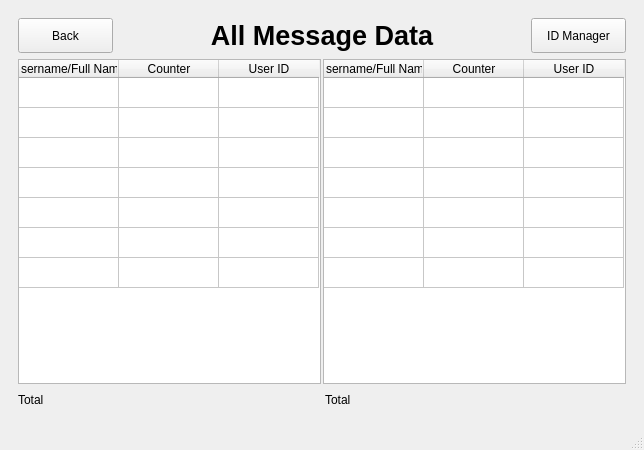
First picture: the form in resource/Design.ui, repository TheRustyPickle/Telecounter, before the edit.
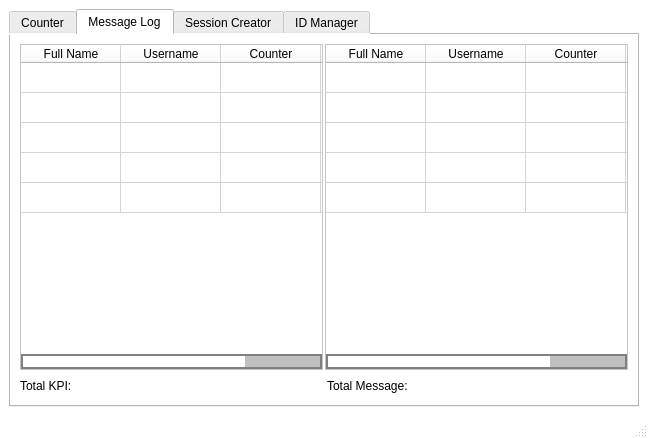
Second picture: the form after the edit. The open tabs and pages were chosen to show the change.

Patch:
```diff
--- a/resource/Design.ui
+++ b/resource/Design.ui
@@ -6,8 +6,8 @@
    <rect>
     <x>0</x>
     <y>0</y>
-    <width>644</width>
-    <height>450</height>
+    <width>648</width>
+    <height>438</height>
    </rect>
   </property>
   <property name="maximumSize">
@@ -19,35 +19,111 @@
   <property name="windowTitle">
    <string>Message Counter</string>
   </property>
+  <property name="styleSheet">
+   <string notr="true">QMainWindow{
+background-color:white}</string>
+  </property>
   <property name="tabShape">
    <enum>QTabWidget::Rounded</enum>
   </property>
   <widget class="QWidget" name="centralwidget">
+   <property name="styleSheet">
+    <string notr="true">QObject{background-color:white}
+
+QComboBox{
+color:black
+}</string>
+   </property>
    <layout class="QVBoxLayout" name="verticalLayout_3">
     <item>
-     <widget class="QStackedWidget" name="stackedWidget">
-      <property name="sizePolicy">
-       <sizepolicy hsizetype="Expanding" vsizetype="Expanding">
-        <horstretch>0</horstretch>
-        <verstretch>0</verstretch>
-       </sizepolicy>
-      </property>
+     <widget class="QTabWidget" name="tabWidget">
       <property name="maximumSize">
        <size>
         <width>16777215</width>
         <height>16777215</height>
        </size>
       </property>
+      <property name="styleSheet">
+       <string notr="true">QTabWidget::tab-bar {alignment: center;
+}
+
+QTabWidget{
+background-color:white}
+
+QScrollBar:horizontal{
+    border: 2px solid grey;
+    background: silver;
+    height: 15px;
+    margin: 0px 0px 0px 0px;
+}
+
+QScrollBar:vertical{
+    border: 2px solid grey;
+    background: silver;
+    width: 15px;
+    margin: 0px 0px 0px 0px;
+}
+
+QScrollBar::handle:horizontal{
+    background: white;
+    min-height: 15px;
+}
+
+QScrollBar::handle:vertical{
+    background: white;
+    min-height: 15px;
+}
+
+QScrollBar::add-line:horizontal {
+      border: none;
+      background: none;
+}
+
+QScrollBar::add-line:vertical {
+      border: none;
+      background: none;
+}
+
+QScrollBar::sub-line:horizontal {
+      border: none;
+      background: none;
+}
+
+QScrollBar::sub-line:vertical {
+      border: none;
+      background: none;
+}
+
+</string>
+      </property>
+      <property name="tabPosition">
+       <enum>QTabWidget::North</enum>
+      </property>
+      <property name="tabShape">
+       <enum>QTabWidget::Rounded</enum>
+      </property>
       <property name="currentIndex">
        <number>0</number>
       </property>
-      <widget class="QWidget" name="page">
-       <property name="maximumSize">
-        <size>
-         <width>16777215</width>
-         <height>16777215</height>
-        </size>
-       </property>
+      <property name="iconSize">
+       <size>
+        <width>16</width>
+        <height>16</height>
+       </size>
+      </property>
+      <property name="elideMode">
+       <enum>Qt::ElideNone</enum>
+      </property>
+      <property name="documentMode">
+       <bool>false</bool>
+      </property>
+      <property name="tabBarAutoHide">
+       <bool>false</bool>
+      </property>
+      <widget class="QWidget" name="tab">
+       <attribute name="title">
+        <string>Counter</string>
+       </attribute>
        <layout class="QVBoxLayout" name="verticalLayout_2">
         <item>
          <layout class="QHBoxLayout" name="horizontalLayout_10">
@@ -814,7 +890,267 @@
         </item>
        </layout>
       </widget>
-      <widget class="QWidget" name="page_2">
+      <widget class="QWidget" name="tab_3">
+       <attribute name="title">
+        <string>Message Log</string>
+       </attribute>
+       <layout class="QVBoxLayout" name="verticalLayout_5">
+        <item>
+         <layout class="QVBoxLayout" name="verticalLayout_12">
+          <item>
+           <layout class="QHBoxLayout" name="horizontalLayout_4">
+            <property name="spacing">
+             <number>2</number>
+            </property>
+            <property name="sizeConstraint">
+             <enum>QLayout::SetDefaultConstraint</enum>
+            </property>
+            <item>
+             <widget class="QTableWidget" name="table_widget_2">
+              <property name="sizePolicy">
+               <sizepolicy hsizetype="Expanding" vsizetype="Expanding">
+                <horstretch>0</horstretch>
+                <verstretch>0</verstretch>
+               </sizepolicy>
+              </property>
+              <property name="minimumSize">
+               <size>
+                <width>270</width>
+                <height>280</height>
+               </size>
+              </property>
+              <property name="maximumSize">
+               <size>
+                <width>16777215</width>
+                <height>16777215</height>
+               </size>
+              </property>
+              <property name="toolTip">
+               <string>KPI Message Log</string>
+              </property>
+              <property name="editTriggers">
+               <set>QAbstractItemView::NoEditTriggers</set>
+              </property>
+              <property name="showGrid">
+               <bool>true</bool>
+              </property>
+              <property name="gridStyle">
+               <enum>Qt::SolidLine</enum>
+              </property>
+              <property name="sortingEnabled">
+               <bool>true</bool>
+              </property>
+              <property name="wordWrap">
+               <bool>true</bool>
+              </property>
+              <attribute name="verticalHeaderVisible">
+               <bool>false</bool>
+              </attribute>
+              <row>
+               <property name="text">
+                <string>New Row</string>
+               </property>
+              </row>
+              <row>
+               <property name="text">
+                <string>New Row</string>
+               </property>
+              </row>
+              <row>
+               <property name="text">
+                <string>New Row</string>
+               </property>
+              </row>
+              <row>
+               <property name="text">
+                <string>New Row</string>
+               </property>
+              </row>
+              <row>
+               <property name="text">
+                <string>New Row</string>
+               </property>
+              </row>
+              <column>
+               <property name="text">
+                <string>Full Name</string>
+               </property>
+               <property name="textAlignment">
+                <set>AlignCenter</set>
+               </property>
+              </column>
+              <column>
+               <property name="text">
+                <string>Username</string>
+               </property>
+               <property name="textAlignment">
+                <set>AlignCenter</set>
+               </property>
+              </column>
+              <column>
+               <property name="text">
+                <string>Counter</string>
+               </property>
+               <property name="textAlignment">
+                <set>AlignCenter</set>
+               </property>
+              </column>
+              <column>
+               <property name="text">
+                <string>User ID</string>
+               </property>
+               <property name="textAlignment">
+                <set>AlignCenter</set>
+               </property>
+              </column>
+             </widget>
+            </item>
+            <item>
+             <widget class="QTableWidget" name="table_widget_1">
+              <property name="sizePolicy">
+               <sizepolicy hsizetype="Expanding" vsizetype="Expanding">
+                <horstretch>0</horstretch>
+                <verstretch>0</verstretch>
+               </sizepolicy>
+              </property>
+              <property name="minimumSize">
+               <size>
+                <width>270</width>
+                <height>280</height>
+               </size>
+              </property>
+              <property name="maximumSize">
+               <size>
+                <width>16777215</width>
+                <height>16777215</height>
+               </size>
+              </property>
+              <property name="toolTip">
+               <string>All Message Log</string>
+              </property>
+              <property name="editTriggers">
+               <set>QAbstractItemView::NoEditTriggers</set>
+              </property>
+              <property name="gridStyle">
+               <enum>Qt::SolidLine</enum>
+              </property>
+              <property name="sortingEnabled">
+               <bool>true</bool>
+              </property>
+              <attribute name="verticalHeaderVisible">
+               <bool>false</bool>
+              </attribute>
+              <row>
+               <property name="text">
+                <string>New Row</string>
+               </property>
+              </row>
+              <row>
+               <property name="text">
+                <string>New Row</string>
+               </property>
+              </row>
+              <row>
+               <property name="text">
+                <string>New Row</string>
+               </property>
+              </row>
+              <row>
+               <property name="text">
+                <string>New Row</string>
+               </property>
+              </row>
+              <row>
+               <property name="text">
+                <string>New Row</string>
+               </property>
+              </row>
+              <column>
+               <property name="text">
+                <string>Full Name</string>
+               </property>
+               <property name="textAlignment">
+                <set>AlignCenter</set>
+               </property>
+              </column>
+              <column>
+               <property name="text">
+                <string>Username</string>
+               </property>
+               <property name="textAlignment">
+                <set>AlignCenter</set>
+               </property>
+              </column>
+              <column>
+               <property name="text">
+                <string>Counter</string>
+               </property>
+               <property name="textAlignment">
+                <set>AlignCenter</set>
+               </property>
+              </column>
+              <column>
+               <property name="text">
+                <string>User ID</string>
+               </property>
+               <property name="textAlignment">
+                <set>AlignCenter</set>
+               </property>
+              </column>
+             </widget>
+            </item>
+           </layout>
+          </item>
+          <item>
+           <layout class="QHBoxLayout" name="horizontalLayout_6">
+            <item>
+             <widget class="QLabel" name="total_1">
+              <property name="sizePolicy">
+               <sizepolicy hsizetype="Expanding" vsizetype="Fixed">
+                <horstretch>0</horstretch>
+                <verstretch>0</verstretch>
+               </sizepolicy>
+              </property>
+              <property name="minimumSize">
+               <size>
+                <width>19</width>
+                <height>20</height>
+               </size>
+              </property>
+              <property name="text">
+               <string>Total KPI:</string>
+              </property>
+             </widget>
+            </item>
+            <item>
+             <widget class="QLabel" name="total_2">
+              <property name="sizePolicy">
+               <sizepolicy hsizetype="Expanding" vsizetype="Fixed">
+                <horstretch>0</horstretch>
+                <verstretch>0</verstretch>
+               </sizepolicy>
+              </property>
+              <property name="minimumSize">
+               <size>
+                <width>90</width>
+                <height>20</height>
+               </size>
+              </property>
+              <property name="text">
+               <string>Total Message:</string>
+              </property>
+             </widget>
+            </item>
+           </layout>
+          </item>
+         </layout>
+        </item>
+       </layout>
+      </widget>
+      <widget class="QWidget" name="tab_2">
+       <attribute name="title">
+        <string>Session Creator</string>
+       </attribute>
        <layout class="QVBoxLayout" name="verticalLayout_4">
         <item>
          <layout class="QHBoxLayout" name="horizontalLayout_11">
@@ -1753,356 +2089,10 @@
         </item>
        </layout>
       </widget>
-      <widget class="QWidget" name="page_3">
-       <layout class="QVBoxLayout" name="verticalLayout_13">
-        <item>
-         <layout class="QHBoxLayout" name="horizontalLayout_20">
-          <property name="spacing">
-           <number>2</number>
-          </property>
-          <property name="sizeConstraint">
-           <enum>QLayout::SetDefaultConstraint</enum>
-          </property>
-          <item>
-           <widget class="QPushButton" name="button_back_2">
-            <property name="sizePolicy">
-             <sizepolicy hsizetype="Expanding" vsizetype="Fixed">
-              <horstretch>0</horstretch>
-              <verstretch>0</verstretch>
-             </sizepolicy>
-            </property>
-            <property name="minimumSize">
-             <size>
-              <width>95</width>
-              <height>35</height>
-             </size>
-            </property>
-            <property name="maximumSize">
-             <size>
-              <width>16777215</width>
-              <height>35</height>
-             </size>
-            </property>
-            <property name="text">
-             <string>Back</string>
-            </property>
-           </widget>
-          </item>
-          <item>
-           <spacer name="horizontalSpacer_20">
-            <property name="orientation">
-             <enum>Qt::Horizontal</enum>
-            </property>
-            <property name="sizeHint" stdset="0">
-             <size>
-              <width>40</width>
-              <height>20</height>
-             </size>
-            </property>
-           </spacer>
-          </item>
-          <item>
-           <widget class="QLabel" name="label_18">
-            <property name="sizePolicy">
-             <sizepolicy hsizetype="Expanding" vsizetype="Fixed">
-              <horstretch>0</horstretch>
-              <verstretch>0</verstretch>
-             </sizepolicy>
-            </property>
-            <property name="minimumSize">
-             <size>
-              <width>280</width>
-              <height>35</height>
-             </size>
-            </property>
-            <property name="maximumSize">
-             <size>
-              <width>280</width>
-              <height>35</height>
-             </size>
-            </property>
-            <property name="font">
-             <font>
-              <pointsize>20</pointsize>
-              <weight>75</weight>
-              <bold>true</bold>
-             </font>
-            </property>
-            <property name="text">
-             <string>All Message Data</string>
-            </property>
-            <property name="alignment">
-             <set>Qt::AlignCenter</set>
-            </property>
-           </widget>
-          </item>
-          <item>
-           <spacer name="horizontalSpacer_21">
-            <property name="orientation">
-             <enum>Qt::Horizontal</enum>
-            </property>
-            <property name="sizeHint" stdset="0">
-             <size>
-              <width>40</width>
-              <height>20</height>
-             </size>
-            </property>
-           </spacer>
-          </item>
-          <item>
-           <widget class="QPushButton" name="button_ids">
-            <property name="sizePolicy">
-             <sizepolicy hsizetype="Expanding" vsizetype="Fixed">
-              <horstretch>0</horstretch>
-              <verstretch>0</verstretch>
-             </sizepolicy>
-            </property>
-            <property name="minimumSize">
-             <size>
-              <width>95</width>
-              <height>35</height>
-             </size>
-            </property>
-            <property name="maximumSize">
-             <size>
-              <width>16777215</width>
-              <height>35</height>
-             </size>
-            </property>
-            <property name="text">
-             <string>ID Manager</string>
-            </property>
-           </widget>
-          </item>
-         </layout>
-        </item>
-        <item>
-         <layout class="QVBoxLayout" name="verticalLayout_12">
-          <item>
-           <layout class="QHBoxLayout" name="horizontalLayout_4">
-            <property name="spacing">
-             <number>2</number>
-            </property>
-            <property name="sizeConstraint">
-             <enum>QLayout::SetDefaultConstraint</enum>
-            </property>
-            <item>
-             <widget class="QTableWidget" name="table_widget_2">
-              <property name="sizePolicy">
-               <sizepolicy hsizetype="Expanding" vsizetype="Expanding">
-                <horstretch>0</horstretch>
-                <verstretch>0</verstretch>
-               </sizepolicy>
-              </property>
-              <property name="minimumSize">
-               <size>
-                <width>270</width>
-                <height>280</height>
-               </size>
-              </property>
-              <property name="maximumSize">
-               <size>
-                <width>16777215</width>
-                <height>16777215</height>
-               </size>
-              </property>
-              <property name="sortingEnabled">
-               <bool>true</bool>
-              </property>
-              <attribute name="verticalHeaderVisible">
-               <bool>false</bool>
-              </attribute>
-              <row>
-               <property name="text">
-                <string>New Row</string>
-               </property>
-              </row>
-              <row>
-               <property name="text">
-                <string>New Row</string>
-               </property>
-              </row>
-              <row>
-               <property name="text">
-                <string>New Row</string>
-               </property>
-              </row>
-              <row>
-               <property name="text">
-                <string>New Row</string>
-               </property>
-              </row>
-              <row>
-               <property name="text">
-                <string>New Row</string>
-               </property>
-              </row>
-              <row>
-               <property name="text">
-                <string>New Row</string>
-               </property>
-              </row>
-              <row>
-               <property name="text">
-                <string>New Row</string>
-               </property>
-              </row>
-              <column>
-               <property name="text">
-                <string>Username/Full Name</string>
-               </property>
-              </column>
-              <column>
-               <property name="text">
-                <string>Counter</string>
-               </property>
-               <property name="textAlignment">
-                <set>AlignCenter</set>
-               </property>
-              </column>
-              <column>
-               <property name="text">
-                <string>User ID</string>
-               </property>
-               <property name="textAlignment">
-                <set>AlignCenter</set>
-               </property>
-              </column>
-             </widget>
-            </item>
-            <item>
-             <widget class="QTableWidget" name="table_widget_1">
-              <property name="sizePolicy">
-               <sizepolicy hsizetype="Expanding" vsizetype="Expanding">
-                <horstretch>0</horstretch>
-                <verstretch>0</verstretch>
-               </sizepolicy>
-              </property>
-              <property name="minimumSize">
-               <size>
-                <width>270</width>
-                <height>280</height>
-               </size>
-              </property>
-              <property name="maximumSize">
-               <size>
-                <width>16777215</width>
-                <height>16777215</height>
-               </size>
-              </property>
-              <property name="sortingEnabled">
-               <bool>true</bool>
-              </property>
-              <attribute name="verticalHeaderVisible">
-               <bool>false</bool>
-              </attribute>
-              <row>
-               <property name="text">
-                <string>New Row</string>
-               </property>
-              </row>
-              <row>
-               <property name="text">
-                <string>New Row</string>
-               </property>
-              </row>
-              <row>
-               <property name="text">
-                <string>New Row</string>
-               </property>
-              </row>
-              <row>
-               <property name="text">
-                <string>New Row</string>
-               </property>
-              </row>
-              <row>
-               <property name="text">
-                <string>New Row</string>
-               </property>
-              </row>
-              <row>
-               <property name="text">
-                <string>New Row</string>
-               </property>
-              </row>
-              <row>
-               <property name="text">
-                <string>New Row</string>
-               </property>
-              </row>
-              <column>
-               <property name="text">
-                <string>Username/Full Name</string>
-               </property>
-              </column>
-              <column>
-               <property name="text">
-                <string>Counter</string>
-               </property>
-               <property name="textAlignment">
-                <set>AlignCenter</set>
-               </property>
-              </column>
-              <column>
-               <property name="text">
-                <string>User ID</string>
-               </property>
-               <property name="textAlignment">
-                <set>AlignCenter</set>
-               </property>
-              </column>
-             </widget>
-            </item>
-           </layout>
-          </item>
-          <item>
-           <layout class="QHBoxLayout" name="horizontalLayout_6">
-            <item>
-             <widget class="QLabel" name="total_1">
-              <property name="sizePolicy">
-               <sizepolicy hsizetype="Expanding" vsizetype="Fixed">
-                <horstretch>0</horstretch>
-                <verstretch>0</verstretch>
-               </sizepolicy>
-              </property>
-              <property name="minimumSize">
-               <size>
-                <width>19</width>
-                <height>20</height>
-               </size>
-              </property>
-              <property name="text">
-               <string>Total</string>
-              </property>
-             </widget>
-            </item>
-            <item>
-             <widget class="QLabel" name="total_2">
-              <property name="sizePolicy">
-               <sizepolicy hsizetype="Expanding" vsizetype="Fixed">
-                <horstretch>0</horstretch>
-                <verstretch>0</verstretch>
-               </sizepolicy>
-              </property>
-              <property name="minimumSize">
-               <size>
-                <width>90</width>
-                <height>20</height>
-               </size>
-              </property>
-              <property name="text">
-               <string>Total</string>
-              </property>
-             </widget>
-            </item>
-           </layout>
-          </item>
-         </layout>
-        </item>
-       </layout>
-      </widget>
-      <widget class="QWidget" name="page_4">
+      <widget class="QWidget" name="tab_4">
+       <attribute name="title">
+        <string>ID Manager</string>
+       </attribute>
        <layout class="QVBoxLayout" name="verticalLayout_10">
         <item>
          <layout class="QHBoxLayout" name="horizontalLayout_22">
@@ -2511,7 +2501,8 @@
     </item>
    </layout>
   </widget>
-  <widget class="QMenuBar" name="menubar">
+  <widget class="QStatusBar" name="statusbar"/>
+  <widget class="QMenuBar" name="menuBar">
    <property name="geometry">
     <rect>
      <x>0</x>
@@ -2521,7 +2512,16 @@
     </rect>
    </property>
   </widget>
-  <widget class="QStatusBar" name="statusbar"/>
+  <action name="actionSource_Code">
+   <property name="text">
+    <string>Source Code</string>
+   </property>
+  </action>
+  <action name="actionInfo">
+   <property name="text">
+    <string>Info</string>
+   </property>
+  </action>
  </widget>
  <resources/>
  <connections/>
```
Left out of the diff: 548 changed lines with no effect on the pictures.
